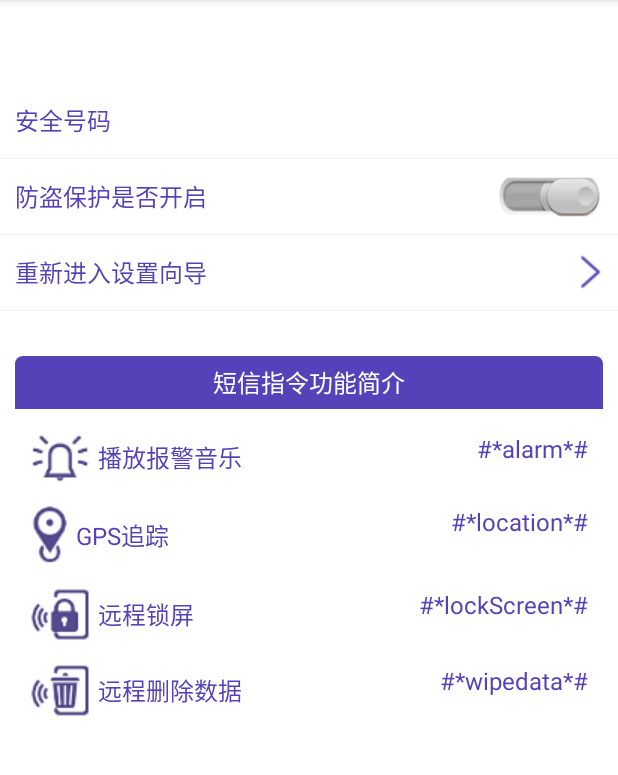
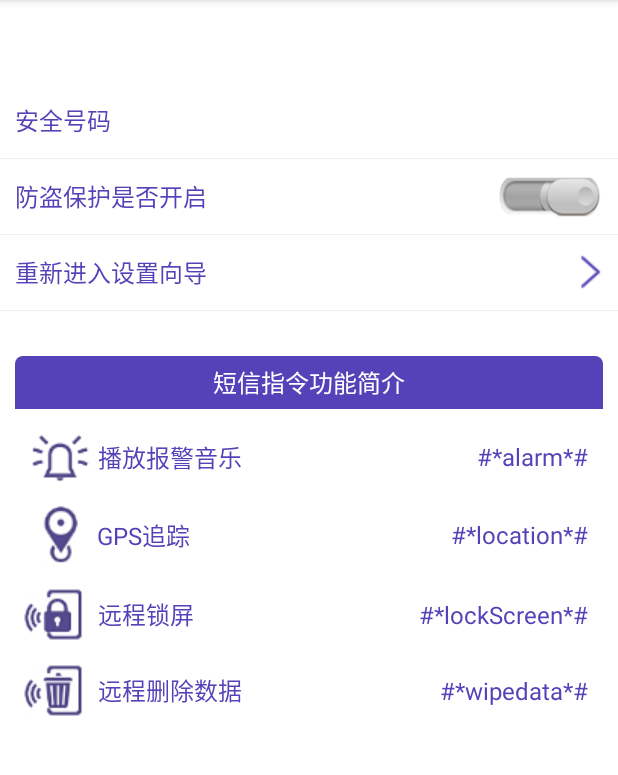
Before and after one commit to HengistLee1/MobileGuard, an Android app: the LostFindActivity screen opened directly, with no data from a screen before it, on a phone screen of 412 x 824 dp, the part 84-859 px from its top. Run offline under Robolectric (Android 15) with nearby library versions, the phone set to English and light mode, and no system bars; 1 statement that could not run was skipped.

Commit message:
手机防盗布局界面完成

```diff
--- a/app/src/main/res/layout/activity_lost_find.xml
+++ b/app/src/main/res/layout/activity_lost_find.xml
@@ -12,19 +12,21 @@
         android:layout_height="50dp">
 
         <TextView
+            style="@style/textview16sp"
             android:layout_width="wrap_content"
             android:layout_height="wrap_content"
-        style="@style/textview16sp"
             android:layout_alignParentLeft="true"
             android:layout_centerVertical="true"
             android:layout_marginLeft="10dp"
             android:text="安全号码"
-        android:textColor="@color/purple"/>
+            android:textColor="@color/purple"
+            />
+
         <TextView
+            style="@style/textview16sp"
             android:layout_width="wrap_content"
             android:layout_height="wrap_content"
             android:id="@+id/tv_safephone"
-        style="@style/textview16sp"
             android:layout_alignParentRight="true"
             android:layout_centerVertical="true"
             android:layout_marginRight="15dp"
@@ -36,21 +38,21 @@
         android:layout_width="match_parent"
         android:layout_height="1.0px"
         android:background="#10000000"/>
+
     <RelativeLayout
         android:layout_width="match_parent"
         android:layout_height="50dp">
 
         <TextView
+            android:id="@+id/tv_lostfind_protectstatus"
+            style="@style/textview16sp"
             android:layout_width="wrap_content"
             android:layout_height="wrap_content"
-            android:id="@+id/tv_lostfind_protectstatus"
-            style="@style/textview16sp"
+            android:text="防盗保护是否开启"
             android:layout_alignParentLeft="true"
             android:layout_centerVertical="true"
             android:layout_marginLeft="10dp"
-            android:text="防盗保护是否开启"
             android:textColor="@color/purple"/>
-
         <ToggleButton
             android:layout_width="70dp"
             android:layout_height="30dp"
@@ -59,8 +61,8 @@
             android:layout_centerVertical="true"
             android:layout_marginRight="10dp"
             android:background="@drawable/toggle_btn_bg_selector"
-            android:textOff=""
-            android:textOn=""/>
+            android:textOn=""
+            android:textOff=""/>
 
     </RelativeLayout>
 
@@ -68,19 +70,20 @@
         android:layout_width="match_parent"
         android:layout_height="1.0px"
         android:background="#10000000"/>
+
     <RelativeLayout
         android:layout_width="match_parent"
         android:layout_height="50dp">
 
         <TextView
+            style="@style/textview16sp"
             android:layout_width="wrap_content"
             android:layout_height="wrap_content"
-            style="@style/textview16sp"
+            android:text="重新进入设置向导"
+            android:textColor="@color/purple"
             android:layout_alignParentLeft="true"
             android:layout_centerVertical="true"
-            android:layout_marginLeft="10dp"
-            android:text="重新进入设置向导"
-            android:textColor="@color/purple"/>
+            android:layout_marginLeft="10dp"/>
 
         <ImageView
             android:layout_width="wrap_content"
@@ -98,21 +101,21 @@
         android:background="#10000000"/>
 
     <LinearLayout
-        android:layout_width="wrap_content"
-        android:layout_height="wrap_content"
+        android:layout_width="match_parent"
+        android:layout_height="match_parent"
         android:layout_marginLeft="10dp"
         android:layout_marginRight="10dp"
         android:layout_marginTop="30dp"
         android:orientation="vertical">
 
         <TextView
+            style="@style/textview16sp"
             android:layout_width="match_parent"
             android:layout_height="35dp"
             android:background="@drawable/round_purple_tv_bg"
             android:gravity="center"
             android:text="短信指令功能简介"
-            android:textColor="@android:color/white"
-            android:textSize="16sp" />
+            android:textColor="@android:color/white" />
 
         <RelativeLayout
             android:layout_width="match_parent"
@@ -120,25 +123,26 @@
             android:layout_marginTop="15dp">
 
             <TextView
+                style="@style/textview16sp"
                 android:layout_width="wrap_content"
                 android:layout_height="wrap_content"
-            style="@style/textview16sp"
-            android:layout_alignParentRight="true"
-            android:layout_marginRight="10dp"
-            android:text="#*alarm*#"
-            android:textColor="@color/purple" />
-
-        <TextView
-            android:layout_width="wrap_content"
-            android:layout_height="wrap_content"
-            style="@style/textview16sp"
+                android:text="播放报警音乐"
                 android:layout_alignParentLeft="true"
                 android:layout_centerVertical="true"
                 android:layout_marginLeft="10dp"
+                android:textColor="@color/purple"
                 android:drawableLeft="@drawable/sim_alarm_icon_small"
-            android:drawablePadding="5dp"
-            android:text="播放报警音乐"
-            android:textColor="@color/purple" />
+                android:drawablePadding="5dp"/>
+
+            <TextView
+                style="@style/textview16sp"
+                android:layout_width="wrap_content"
+                android:layout_height="wrap_content"
+                android:text="#*alarm*#"
+                android:textColor="@color/purple"
+                android:layout_alignParentRight="true"
+                android:layout_centerVertical="true"
+                android:layout_marginRight="10dp"/>
 
         </RelativeLayout>
 
@@ -148,25 +152,24 @@
             android:layout_marginTop="15dp">
 
             <TextView
+                style="@style/textview16sp"
                 android:layout_width="wrap_content"
                 android:layout_height="wrap_content"
-                style="@style/textview16sp"
-                android:layout_alignParentRight="true"
-                android:layout_marginRight="10dp"
-                android:text="#*location*#"
+                android:text="GPS追踪"
+                android:layout_marginLeft="17dp"
+                android:drawableLeft="@drawable/location_icon_small"
+                android:drawablePadding="12dp"
                 android:textColor="@color/purple" />
 
             <TextView
+                style="@style/textview16sp"
                 android:layout_width="wrap_content"
                 android:layout_height="wrap_content"
-                style="@style/textview16sp"
-                android:layout_alignParentLeft="true"
+                android:text="#*location*#"
+                android:textColor="@color/purple"
+                android:layout_alignParentRight="true"
                 android:layout_centerVertical="true"
-                android:layout_marginLeft="10dp"
-                android:drawableLeft="@drawable/location_icon_small"
-                android:drawablePadding="5dp"
-                android:text="GPS追踪"
-                android:textColor="@color/purple" />
+                android:layout_marginRight="10dp"/>
 
         </RelativeLayout>
 
@@ -176,25 +179,23 @@
             android:layout_marginTop="15dp">
 
             <TextView
+                style="@style/textview16sp"
+                android:text="远程锁屏"
+                android:textColor="@color/purple"
                 android:layout_width="wrap_content"
                 android:layout_height="wrap_content"
+                android:drawableLeft="@drawable/lock_screen_icon_small"
+                android:layout_marginLeft="5dp"
+                android:drawablePadding="10dp"/>
+            <TextView
                 style="@style/textview16sp"
-                android:layout_alignParentRight="true"
-                android:layout_marginRight="10dp"
-                android:text="#*lockScreen*#"
-                android:textColor="@color/purple" />
-
-            <TextView
                 android:layout_width="wrap_content"
                 android:layout_height="wrap_content"
-                style="@style/textview16sp"
-                android:layout_alignParentLeft="true"
+                android:text="#*lockScreen*#"
+                android:textColor="@color/purple"
+                android:layout_alignParentRight="true"
                 android:layout_centerVertical="true"
-                android:layout_marginLeft="10dp"
-                android:drawableLeft="@drawable/lock_screen_icon_small"
-                android:drawablePadding="5dp"
-                android:text="远程锁屏"
-                android:textColor="@color/purple" />
+                android:layout_marginRight="10dp"/>
 
         </RelativeLayout>
 
@@ -204,29 +205,27 @@
             android:layout_marginTop="15dp">
 
             <TextView
+                style="@style/textview16sp"
                 android:layout_width="wrap_content"
                 android:layout_height="wrap_content"
-                style="@style/textview16sp"
-                android:layout_alignParentRight="true"
-                android:layout_marginRight="10dp"
-                android:text="#*wipedata*#"
-                android:textColor="@color/purple" />
+                android:text="远程删除数据"
+                android:textColor="@color/purple"
+                android:layout_marginLeft="5dp"
+                android:drawableLeft="@drawable/delete_data_small"
+                android:drawablePadding="10dp"/>
 
             <TextView
+                style="@style/textview16sp"
                 android:layout_width="wrap_content"
                 android:layout_height="wrap_content"
-                style="@style/textview16sp"
-                android:layout_alignParentLeft="true"
+                android:text="#*wipedata*#"
+                android:textColor="@color/purple"
+                android:layout_alignParentRight="true"
                 android:layout_centerVertical="true"
-                android:layout_marginLeft="10dp"
-                android:drawableLeft="@drawable/delete_data_small"
-                android:drawablePadding="5dp"
-                android:text="远程删除数据"
-                android:textColor="@color/purple" />
+                android:layout_marginRight="10dp"/>
 
         </RelativeLayout>
 
     </LinearLayout>
 
-
 </LinearLayout>
```
Lines whose indentation alone changed are shown as unchanged.
